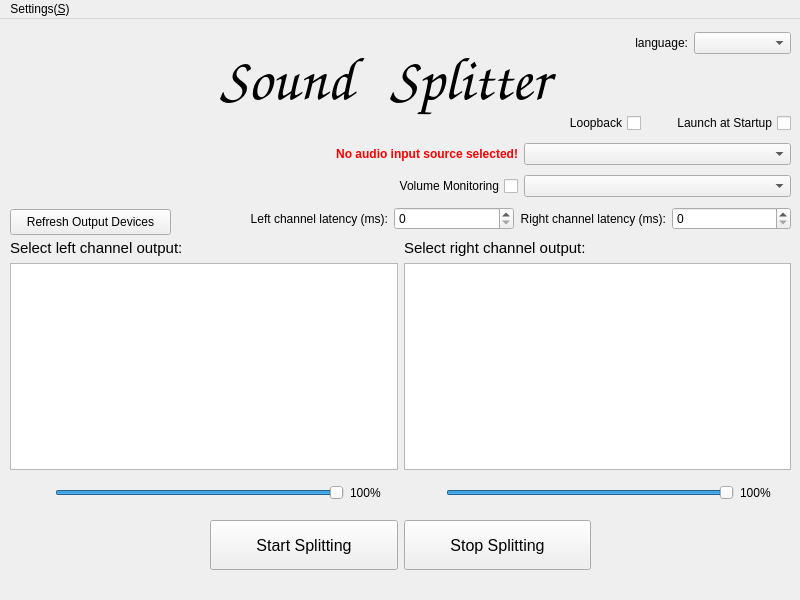
First picture: the form in src/SoundSplitter/integration/app/ui/main_window.ui, repository handsome-Druid/SoundSplitter, before the edit.
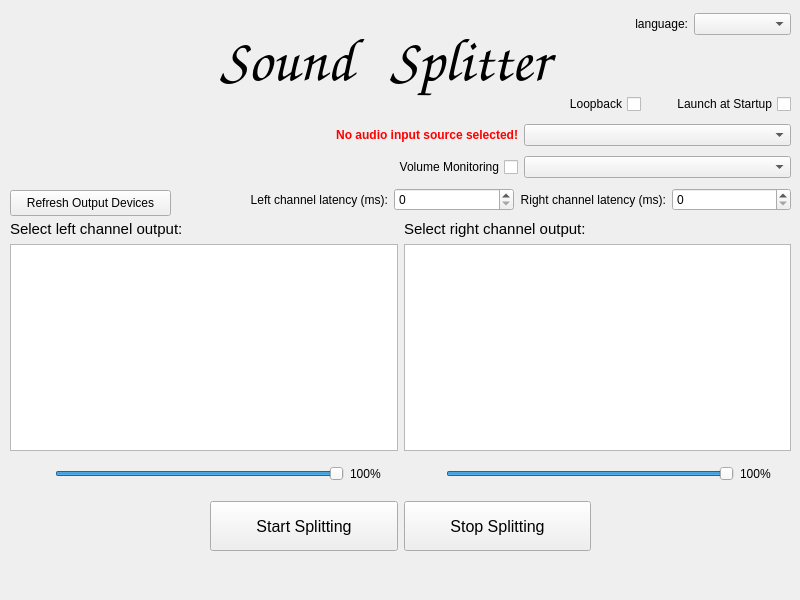
Second picture: the form after the edit. Icons and pictures are not drawn. Custom widgets are drawn as their Qt base class.

The edit to the form file:
```diff
--- a/src/SoundSplitter/integration/app/ui/main_window.ui
+++ b/src/SoundSplitter/integration/app/ui/main_window.ui
@@ -140,7 +140,7 @@
       <x>250</x>
       <y>90</y>
       <width>541</width>
-      <height>127</height>
+      <height>129</height>
      </rect>
     </property>
     <layout class="QVBoxLayout" name="verticalLayout_3">
@@ -504,28 +504,6 @@
     </layout>
    </widget>
   </widget>
-  <widget class="QMenuBar" name="menuBar">
-   <property name="geometry">
-    <rect>
-     <x>0</x>
-     <y>0</y>
-     <width>800</width>
-     <height>33</height>
-    </rect>
-   </property>
-   <widget class="QMenu" name="menuSettings">
-    <property name="title">
-     <string>Settings(&amp;S)</string>
-    </property>
-    <addaction name="actionPreferences"/>
-   </widget>
-   <addaction name="menuSettings"/>
-  </widget>
-  <action name="actionPreferences">
-   <property name="text">
-    <string>Preferences...</string>
-   </property>
-  </action>
  </widget>
  <customwidgets>
   <customwidget>
```
